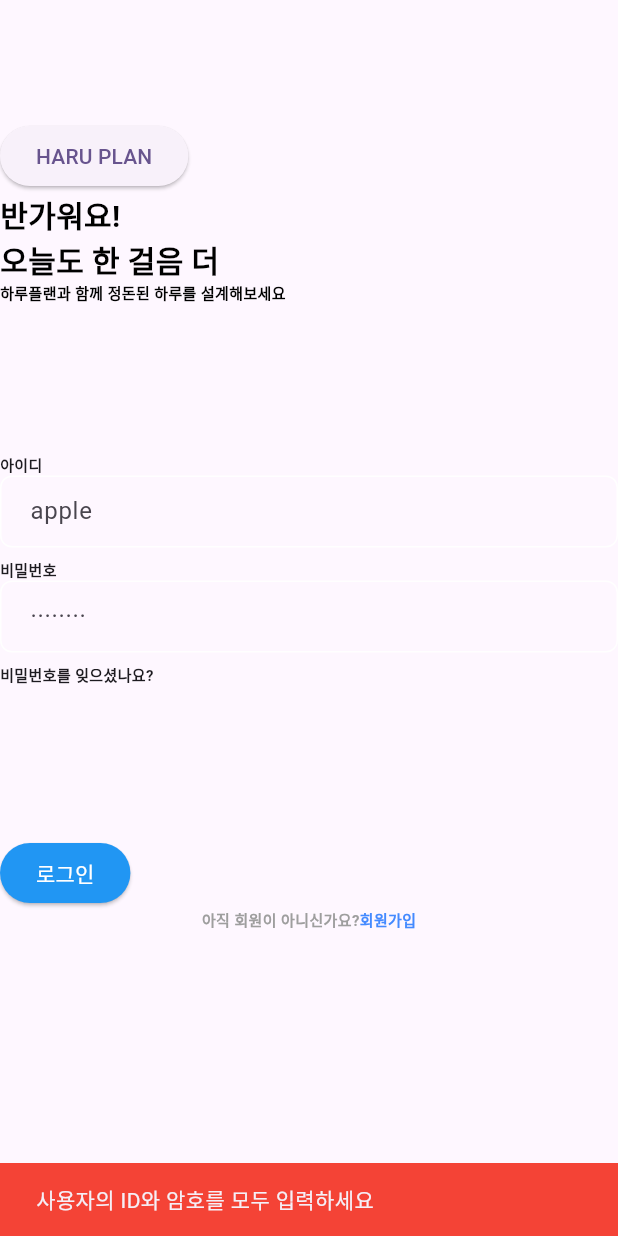
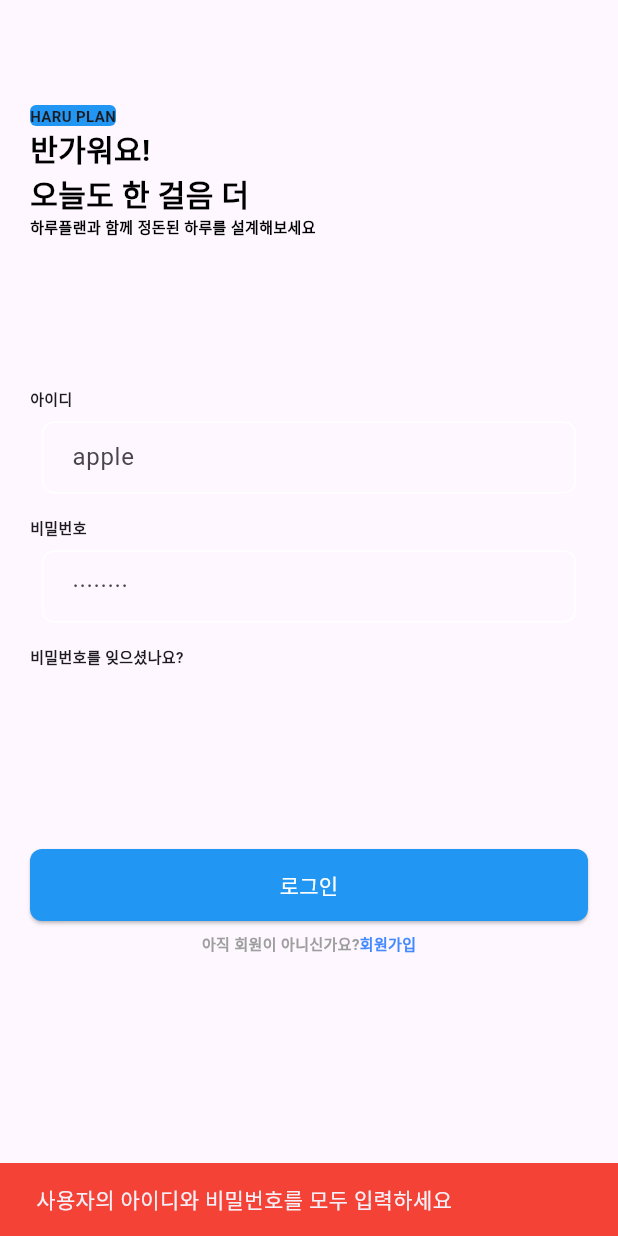
Before and after one commit to 0619ksh/Flutter_TodoList_Teamplay_app, a Flutter app: the screen it shows after launch, after a tap on "로그인", on a phone screen of 412 x 824 dp. Run offline on Flutter 3.47's test engine with Material 3 defaults, Android fonts, the phone set to English and light mode, and no system bars; our stand-ins replace get, get_storage.

Commit message:
final ver. but we have to chage colors.

```diff
--- a/lib/view/login_view.dart
+++ b/lib/view/login_view.dart
@@ -44,16 +44,26 @@ class _LoginViewState extends State<LoginView> {
   @override
   Widget build(BuildContext context) {
     return Scaffold(
-      body: Column(
+      body: SafeArea(
+        child: Padding(
+          padding: const EdgeInsets.all(20.0),
+          child: SingleChildScrollView(
+            child: Column(
               crossAxisAlignment: CrossAxisAlignment.start,
               children: [
-// 상단 내용
-            SizedBox(height: 80),
-            ElevatedButton(
-              onPressed: () {
-
-              },
-              child: Text('HARU PLAN'),
+            // 상단 타이틀
+                  SizedBox(height: 50),
+                  Container(
+                    decoration: BoxDecoration(
+                      color: Colors.blue,
+                      borderRadius: BorderRadius.circular(4),
+                    ),
+                    child: Text('HARU PLAN',
+                    style: TextStyle(
+                      fontSize: 10,
+                      fontWeight: FontWeight.bold,
+                      ),
+                    ),
                   ),
                   Text(
                     "반가워요!\n"
@@ -81,7 +91,9 @@ class _LoginViewState extends State<LoginView> {
                       fontWeight: FontWeight.bold,
                     ),
                   ),
-            TextField(
+                  Padding(
+                    padding: const EdgeInsets.all(8.0),
+                    child: TextField(
                       controller: userIdController,
                       decoration: InputDecoration(
                         hintText: "apple",
@@ -96,6 +108,7 @@ class _LoginViewState extends State<LoginView> {
                         ),
                       ),
                     ),
+                  ),
                   SizedBox(height: 8,),
                   Text(
                     "비밀번호",
@@ -104,8 +117,10 @@ class _LoginViewState extends State<LoginView> {
                       fontWeight: FontWeight.bold,
                     ),
                   ),
-            TextField(
-              controller: userIdController,
+                  Padding(
+                    padding: const EdgeInsets.all(8.0),
+                    child: TextField(
+                      controller: passwordController,
                       decoration: InputDecoration(
                         hintText: "········",
                         contentPadding: EdgeInsets.symmetric(horizontal: 16, vertical: 12,),
@@ -119,6 +134,7 @@ class _LoginViewState extends State<LoginView> {
                         ),
                       ),
                     ),
+                  ),
                   SizedBox(height: 8),
                   Text('비밀번호를 잊으셨나요?',
                   style: TextStyle(
@@ -126,19 +142,28 @@ class _LoginViewState extends State<LoginView> {
                     fontWeight: FontWeight.bold,
                     ),
                   ),
-            SizedBox(height: 100),
+                  SizedBox(height: 120),
             // 로그인 버튼
-            ElevatedButton(
+                  SizedBox(
+                    width: double.infinity,
+                    height: 48,
+                    child: ElevatedButton(
                       onPressed: () => checkData(),
                       style: ElevatedButton.styleFrom(
                         backgroundColor: Colors.blue,
                         foregroundColor: Colors.white,
+                        shape: RoundedRectangleBorder(
+                          borderRadius: BorderRadiusGeometry.circular(8),
+                        ),
                       ),
                       child: Text(
                         '로그인',
                       ),
                     ),
-            Row(
+                  ),
+                  Padding(
+                    padding: const EdgeInsets.all(8.0),
+                    child: Row(
                       mainAxisAlignment: MainAxisAlignment.center,
                       children: [
                         Text(
@@ -156,8 +181,12 @@ class _LoginViewState extends State<LoginView> {
                             fontSize: 10),
                         ),
                       ],
+                    ),
                   )
                 ],
+              ),
+          ),
+        ),
       ),
     );
   } // build
@@ -167,7 +196,7 @@ class _LoginViewState extends State<LoginView> {
     if(userIdController.text.trim().isEmpty || passwordController.text.trim().isEmpty){
       errorSnackBar();
     }else{
-      if(userIdController.text.trim() == 'apple' && passwordController.text.trim() == "········"){
+      if(userIdController.text.trim() == 'apple' && passwordController.text.trim() == "1234"){
         _showDialog();
       }else{
         checkSnackBar();
@@ -177,7 +206,7 @@ class _LoginViewState extends State<LoginView> {
 
   void _showDialog(){
     Get.defaultDialog(
-      title: "환영합니다",
+      title: "반갑습니다",
       middleText: "확인되었습니다.",
       barrierDismissible: false,
       actions: [
@@ -203,7 +232,7 @@ class _LoginViewState extends State<LoginView> {
   void errorSnackBar(){
     ScaffoldMessenger.of(context).showSnackBar(
       SnackBar(
-        content : Text('사용자의 ID와 암호를 모두 입력하세요'),
+        content : Text('사용자의 아이디와 비밀번호를 모두 입력하세요'),
         duration : Duration(seconds: 2),
         backgroundColor: Colors.red,
       )
```
Lines whose indentation alone changed are shown as unchanged.
